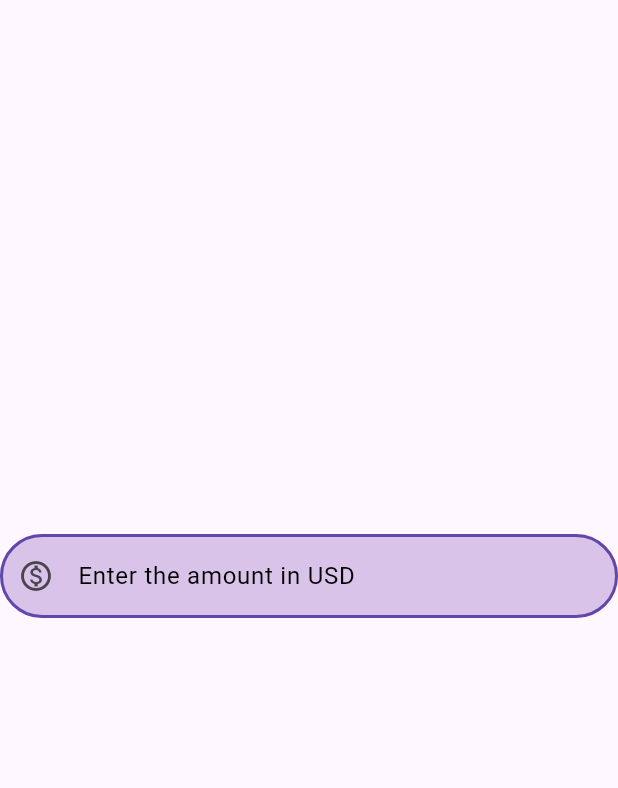
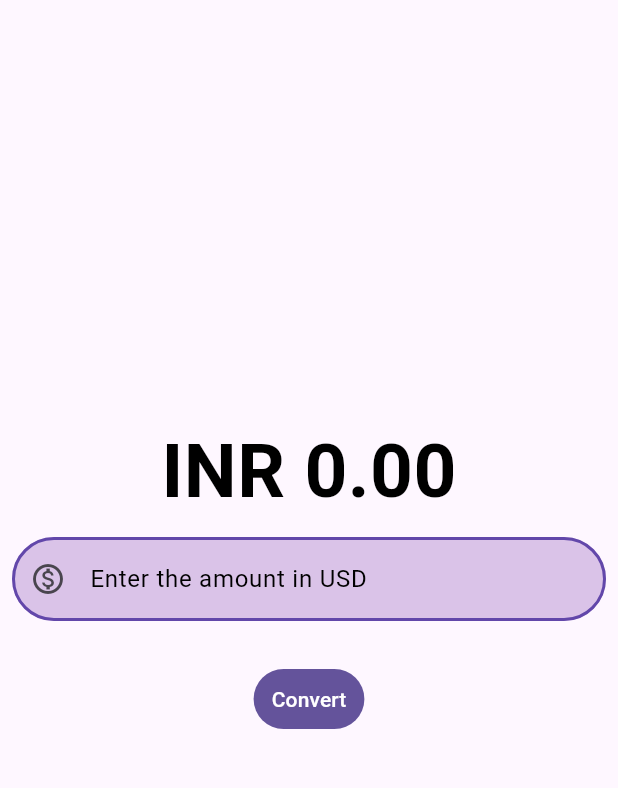
Before and after one commit to swatishah946/Flutter_Project, a Flutter app: the screen it shows after launch, on a phone screen of 412 x 824 dp, the part 84-872 px from its top. Run offline on Flutter 3.47's test engine with Material 3 defaults, Android fonts, the phone set to English and light mode, and no system bars.

Commit message:
Basic currency Converter is done

```diff
--- a/lib/currency_converter.dart
+++ b/lib/currency_converter.dart
@@ -1,7 +1,14 @@
 import 'package:flutter/material.dart';
+class CurrencyConverter extends StatefulWidget {
+  const CurrencyConverter({super.key});
 
-class CurrencyConverter extends StatelessWidget {
-  const CurrencyConverter({super.key});
+  @override
+  State<CurrencyConverter> createState() => _CurrencyConverterState();
+}
+
+class _CurrencyConverterState extends State<CurrencyConverter> {
+      double result =0.0;
+    final TextEditingController textEditingController=TextEditingController();
 
   @override
   Widget build(BuildContext context) {
@@ -9,6 +16,8 @@ class CurrencyConverter extends StatelessWidget {
                     borderSide: BorderSide(color: Color(0xff6247aa), width: 2.0,style: BorderStyle.solid),
                     borderRadius: BorderRadius.circular(60),
                 );
+
+
     return Scaffold(
       appBar: AppBar(
         title: const Text('Currency Converter',style: TextStyle(color: Color(0xffffffff)),),
@@ -20,7 +29,17 @@ class CurrencyConverter extends StatelessWidget {
         child: Column(
           mainAxisAlignment: MainAxisAlignment.center,
           children: [
-            TextField(
+             Text('INR ${result.toStringAsFixed(2)}',
+            style: TextStyle(
+              fontSize: 50,
+              fontWeight: FontWeight.bold,
+              color: Colors.black,
+            ),),
+
+            Padding(
+              padding: const EdgeInsets.all(8.0),
+              child: TextField(
+                controller: textEditingController,
 
                   decoration: InputDecoration(
                     hintText: "Enter the amount in USD ",
@@ -37,7 +56,22 @@ class CurrencyConverter extends StatelessWidget {
                 ),
                 keyboardType: TextInputType.numberWithOptions(decimal: true),
 
-            )
+              ),
+            ),
+            const SizedBox(height: 20,),
+            TextButton(onPressed: (){
+              setState(() {
+                              result=double.parse(textEditingController.text)*82;
+
+              });
+            },
+            style: TextButton.styleFrom(
+                            backgroundColor: Color.fromARGB(255, 100, 83, 155),
+              foregroundColor:Colors.white,
+
+            ),
+             child:const Text("Convert")
+             ),
 
           ]
         ),
```
Lines whose indentation alone changed are shown as unchanged.
